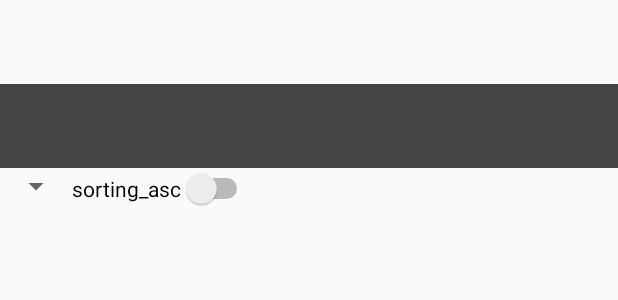
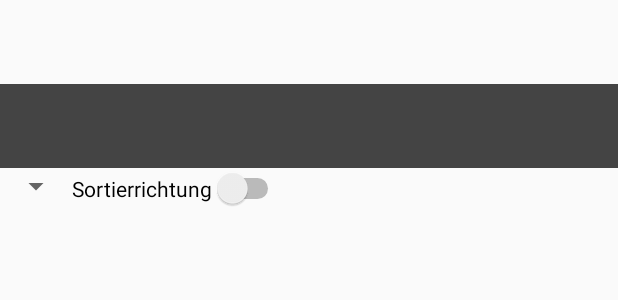
Before and after one commit to Ulf-vom-Mond/FTP_Gallery, an Android app: the layout activity_file_explorer.xml on its own in the app's theme, with its tools: preview values and no code run, on a phone screen of 412 x 824 dp. Shown: the top 300 px of the screen. Run offline under Robolectric (Android 15) with nearby library versions, the phone set to English and light mode, and no system bars.

Commit message:
layout für sortieren erstellt, liste gefüllt

```diff
--- a/app/src/main/res/layout/activity_file_explorer.xml
+++ b/app/src/main/res/layout/activity_file_explorer.xml
@@ -37,7 +37,7 @@
             android:id="@+id/richtung"
             android:layout_width="wrap_content"
             android:layout_height="wrap_content"
-            android:text="sorting_asc"
+            android:text="Sortierrichtung"
             android:textOff="absteigend"
             android:textOn="aufsteigend" />
 
```
Also changed, not shown: app/src/main/java/com/noah/ftpgallery/fileExplorer.java (+14 -0 lines).
